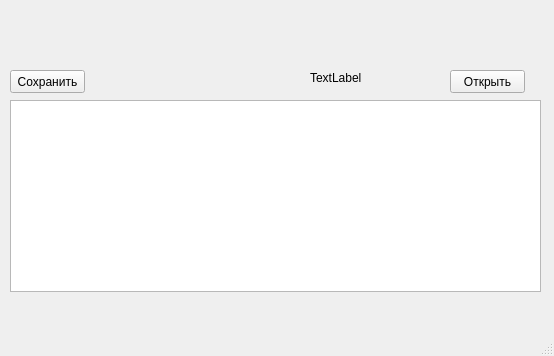
First picture: the form in WindowsForm.ui, repository 02ten/python-test, before the edit.
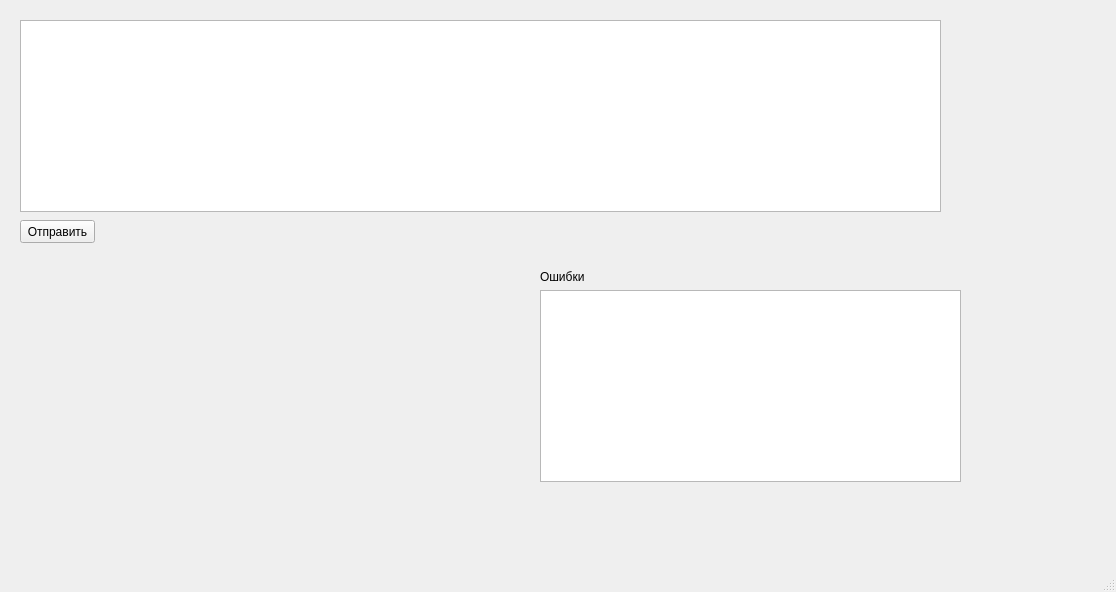
Second picture: the form after the edit.

Commit message: Седьмая практика

Diff of the .ui file:
```diff
--- a/WindowsForm.ui
+++ b/WindowsForm.ui
@@ -6,8 +6,8 @@
    <rect>
     <x>0</x>
     <y>0</y>
-    <width>554</width>
-    <height>356</height>
+    <width>1116</width>
+    <height>592</height>
    </rect>
   </property>
   <property name="windowTitle">
@@ -17,35 +17,22 @@
    <widget class="QPushButton" name="save_button">
     <property name="geometry">
      <rect>
-      <x>10</x>
-      <y>70</y>
+      <x>20</x>
+      <y>220</y>
       <width>75</width>
       <height>23</height>
      </rect>
     </property>
     <property name="text">
-     <string>Сохранить</string>
-    </property>
-   </widget>
-   <widget class="QPushButton" name="open_button">
-    <property name="geometry">
-     <rect>
-      <x>450</x>
-      <y>70</y>
-      <width>75</width>
-      <height>23</height>
-     </rect>
-    </property>
-    <property name="text">
-     <string>Открыть</string>
+     <string>Отправить</string>
     </property>
    </widget>
    <widget class="QTextBrowser" name="edit">
     <property name="geometry">
      <rect>
-      <x>10</x>
-      <y>100</y>
-      <width>531</width>
+      <x>20</x>
+      <y>20</y>
+      <width>921</width>
       <height>192</height>
      </rect>
     </property>
@@ -56,17 +43,33 @@
      <bool>true</bool>
     </property>
    </widget>
-   <widget class="QLabel" name="file_label">
+   <widget class="QTextBrowser" name="edit_2">
     <property name="geometry">
      <rect>
-      <x>310</x>
-      <y>70</y>
-      <width>131</width>
-      <height>16</height>
+      <x>540</x>
+      <y>290</y>
+      <width>421</width>
+      <height>192</height>
+     </rect>
+    </property>
+    <property name="readOnly">
+     <bool>false</bool>
+    </property>
+    <property name="openExternalLinks">
+     <bool>true</bool>
+    </property>
+   </widget>
+   <widget class="QLabel" name="sql_label_error">
+    <property name="geometry">
+     <rect>
+      <x>540</x>
+      <y>270</y>
+      <width>47</width>
+      <height>13</height>
      </rect>
     </property>
     <property name="text">
-     <string>TextLabel</string>
+     <string>Ошибки</string>
     </property>
    </widget>
   </widget>
```
Left out of the diff: 2 changed lines with no effect on the pictures. The commit also changes 2 other files.
